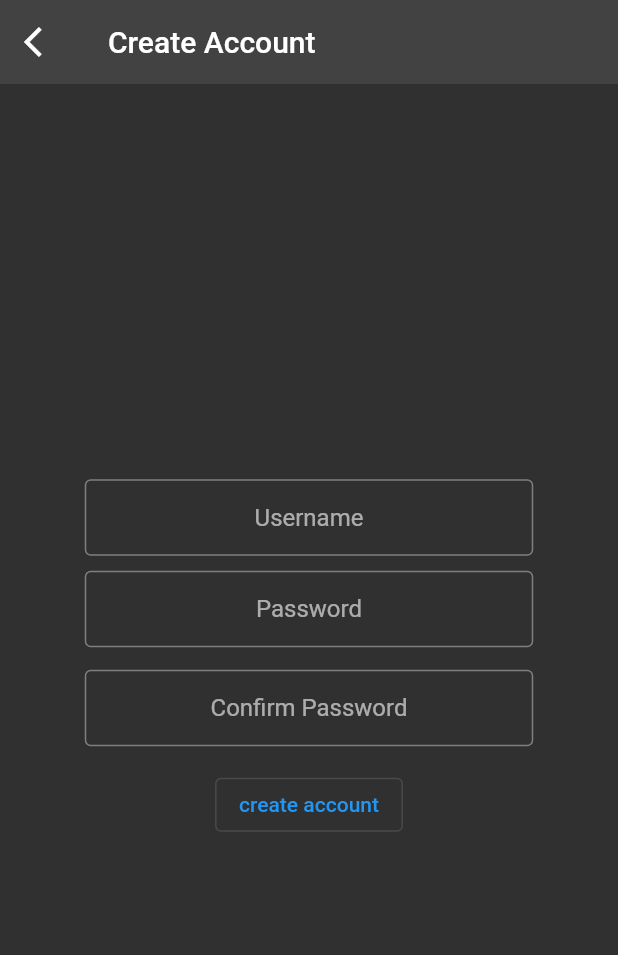
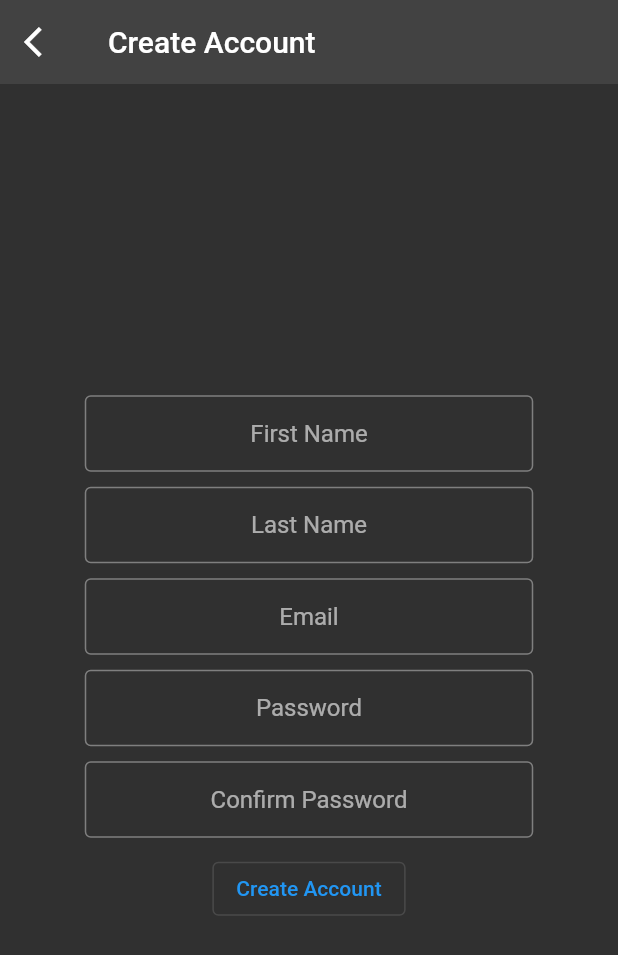
Before and after one commit to lmoyle1989/crowd_sourced_shopping_app, a Flutter app: the screen it shows after launch, after a tap on "register", on a phone screen of 412 x 824 dp. Shown: the top 955 px of the screen. Run offline on Flutter 3.47's test engine with Material 2 defaults, Android fonts, the phone set to English and light mode, and no system bars.

Commit message:
updated/refactored login/register screens

```diff
--- /dev/null
+++ b/flutter/lib/components/text_form_field.dart
@@ -0,0 +1,43 @@
+import 'package:flutter/material.dart';
+
+class TextFieldWidget extends StatelessWidget {
+  final TextEditingController controller;
+  final String fieldText;
+  final bool isObscure;
+  final double errorHeight;
+  final String? Function(String?) validator;
+
+  const TextFieldWidget({
+    Key? key,
+    required this.controller,
+    required this.fieldText,
+    required this.isObscure,
+    required this.errorHeight,
+    required this.validator
+  }) : super(key: key);
+
+  @override
+  Widget build(BuildContext context) {
+    return Center(
+      child:
+      Container(
+        padding: const EdgeInsets.all(5),
+        width: MediaQuery.of(context).size.width * .75,
+        child: TextFormField(
+          controller: controller,
+          obscureText: isObscure,
+          textAlign: TextAlign.center,
+          enableSuggestions: false,
+          autocorrect: false,
+          decoration: InputDecoration(
+            border: const OutlineInputBorder(),
+            hintText: fieldText,
+            isDense: true,
+            errorStyle: TextStyle(height: errorHeight)
+          ),
+          validator: validator
+        )
+      )
+    );
+  }
+}
--- a/flutter/lib/screens/login_screen.dart
+++ b/flutter/lib/screens/login_screen.dart
@@ -1,4 +1,5 @@
 import 'package:flutter/material.dart';
+import '/components/text_form_field.dart';
 
 class LoginPage extends StatefulWidget {
   LoginPage({Key? key}) : super(key: key);
@@ -11,7 +12,7 @@ class LoginPage extends StatefulWidget {
 
 class _LoginPageState extends State<LoginPage> {
   final _formKey = GlobalKey<FormState>();
-  final TextEditingController _username = TextEditingController();
+  final TextEditingController _email = TextEditingController();
   final TextEditingController _password = TextEditingController();
 
   @override
@@ -23,63 +24,28 @@ class _LoginPageState extends State<LoginPage> {
             mainAxisAlignment: MainAxisAlignment.center,
             crossAxisAlignment: CrossAxisAlignment.center,
             children: <Widget>[
-                  Center(
-                      child: Container(
-                          padding: const EdgeInsets.all(5),
-                          width: MediaQuery.of(context).size.width * .75,
-                          child: TextFormField(
-                            controller: _username,
-                            decoration: const InputDecoration(
-                              border: OutlineInputBorder(),
-                              hintText: 'Username',
-                              isDense: true,
+              TextFieldWidget(
+                controller: _email,
+                fieldText: 'Email',
+                isObscure: false,
+                errorHeight: 0.75,
+                validator: emailValidate
               ),
-                            textAlign: TextAlign.center,
-                            enableSuggestions: false,
-                            autocorrect: false,
-                            validator: (value) {
-                              if (value!.isEmpty) {
-                                return 'Please enter your username';
-                              }
-                            },
-                          ))),
-                  Center(
-                      child: Container(
-                          padding: const EdgeInsets.fromLTRB(5, 5, 5, 10),
-                          width: MediaQuery.of(context).size.width * .75,
-                          child: TextFormField(
+              TextFieldWidget(
                 controller: _password,
-                            obscureText: true,
-                            decoration: const InputDecoration(
-                                border: OutlineInputBorder(),
-                                hintText: 'Password',
-                                isDense: true),
-                            textAlign: TextAlign.center,
-                            enableSuggestions: false,
-                            autocorrect: false,
-                            validator: (value) {
-                              if (value!.isEmpty) {
-                                return 'Please enter your password';
-                              }
-                            },
-                          ))),
+                fieldText: 'Password',
+                isObscure: true,
+                errorHeight: 0.75,
+                validator: passwordValidate
+              ),
               Padding(
                 padding: const EdgeInsets.all(5),
                 child: OutlinedButton(
                   child: const Text('login'),
                   onPressed: () {
+                    //_formKey.currentState!.validate();
                     Navigator.of(context).pushNamed(
                       'main_tab_controller'); //placeholder until we get login working with a post request
-                          /*
-                          FocusManager.instance.primaryFocus?.unfocus();
-                          if (_formKey.currentState!.validate()) {
-                            ScaffoldMessenger.of(context).showSnackBar(
-                                const SnackBar(content: Text('Success')));
-                          } else {
-                            ScaffoldMessenger.of(context).showSnackBar(
-                                const SnackBar(content: Text('Try again')));
-                          }
-                          */
                   },
                 )),
               const Text('- or -'),
@@ -92,4 +58,19 @@ class _LoginPageState extends State<LoginPage> {
                   child: const Text('register')))
             ])));
   }
+
+  //validators
+  String? emailValidate(String? email) {
+    if (email!.isEmpty) {
+      return 'Please enter your email';
     }
+    return null;
+  }
+
+  String? passwordValidate(String? password) {
+    if (password!.isEmpty) {
+      return 'Please enter your password';
+    }
+    return null;
+  }
+}
--- a/flutter/lib/screens/register_screen.dart
+++ b/flutter/lib/screens/register_screen.dart
@@ -1,4 +1,5 @@
 import 'package:flutter/material.dart';
+import '/components/text_form_field.dart';
 
 class RegisterPage extends StatefulWidget {
   RegisterPage({Key? key}) : super(key: key);
@@ -11,7 +12,9 @@ class RegisterPage extends StatefulWidget {
 
 class _RegisterPageState extends State<RegisterPage> {
   final _formKey = GlobalKey<FormState>();
-  final TextEditingController _username = TextEditingController();
+  final TextEditingController _firstname = TextEditingController();
+  final TextEditingController _lastname = TextEditingController();
+  final TextEditingController _email = TextEditingController();
   final TextEditingController _password = TextEditingController();
   final TextEditingController _passwordConfirm = TextEditingController();
 
@@ -24,90 +27,89 @@ class _RegisterPageState extends State<RegisterPage> {
           onPressed: () => Navigator.of(context).pop()),
         title: const Text('Create Account'),
         elevation: 0),
-        body: Form(
+      body: Center(child: SingleChildScrollView(
+        child: Form(
           key: _formKey,
           child: Column(
             mainAxisAlignment: MainAxisAlignment.center,
             crossAxisAlignment: CrossAxisAlignment.center,
             children: <Widget>[
-                  Center(
-                      child: Container(
-                          padding: const EdgeInsets.all(5),
-                          width: MediaQuery.of(context).size.width * .75,
-                          child: TextFormField(
-                            controller: _username,
-                            textAlign: TextAlign.center,
-                            enableSuggestions: false,
-                            autocorrect: false,
-                            decoration: const InputDecoration(
-                              border: OutlineInputBorder(),
-                              hintText: 'Username',
-                              isDense: true,
+              TextFieldWidget(
+                controller: _firstname,
+                fieldText: 'First Name',
+                isObscure: false,
+                errorHeight: 0,
+                validator: nameValidate
               ),
-                            validator: (value) {
-                              if (value!.isEmpty) {
-                                return 'Please enter a username';
-                              } else if (value.length < 4) {
-                                return 'Username is too short';
-                              }
-                            },
-                          ))),
-                  Center(
-                      child: Container(
-                          padding: const EdgeInsets.fromLTRB(5, 5, 5, 10),
-                          width: MediaQuery.of(context).size.width * .75,
-                          child: TextFormField(
+              TextFieldWidget(
+                controller: _lastname,
+                fieldText: 'Last Name',
+                isObscure: false,
+                errorHeight: 0,
+                validator: nameValidate
+              ),
+              TextFieldWidget(
+                controller: _email,
+                fieldText: 'Email',
+                isObscure: false,
+                errorHeight: 0.75,
+                validator: emailValidate
+              ),
+              TextFieldWidget(
                 controller: _password,
-                              obscureText: true,
-                              textAlign: TextAlign.center,
-                              enableSuggestions: false,
-                              autocorrect: false,
-                              decoration: const InputDecoration(
-                                  border: OutlineInputBorder(),
-                                  hintText: 'Password',
-                                  isDense: true),
-                              validator: (value) {
-                                if (value!.isEmpty) {
-                                  return 'Please enter a password';
-                                }
-                              }))),
-                  Center(
-                      child: Container(
-                          padding: const EdgeInsets.fromLTRB(5, 5, 5, 10),
-                          width: MediaQuery.of(context).size.width * .75,
-                          child: TextFormField(
-                            obscureText: true,
+                fieldText: 'Password',
+                isObscure: true,
+                errorHeight: 0.75,
+                validator: passwordValidate
+              ),
+              TextFieldWidget(
                 controller: _passwordConfirm,
-                            decoration: const InputDecoration(
-                                border: OutlineInputBorder(),
-                                hintText: 'Confirm Password',
-                                isDense: true),
-                            textAlign: TextAlign.center,
-                            enableSuggestions: false,
-                            autocorrect: false,
-                            validator: (value) {
-                              if (value!.isEmpty) {
-                                return 'Please confirm password';
-                              } else if (value != _password.text) {
-                                return 'Not a Match';
-                              }
-                            },
-                          ))),
+                fieldText: 'Confirm Password',
+                isObscure: true,
+                errorHeight: 0.75,
+                validator: confirmPassValidate
+              ),
               Padding(
                 padding: const EdgeInsets.all(5),
                 child: OutlinedButton(
-                        child: const Text('create account'),
+                  child: const Text('Create Account'),
                   onPressed: () {
                     FocusManager.instance.primaryFocus?.unfocus();
-                          if (_formKey.currentState!.validate()) {
-                            ScaffoldMessenger.of(context).showSnackBar(
-                                const SnackBar(content: Text('Success')));
-                          } else {
-                            ScaffoldMessenger.of(context).showSnackBar(
-                                const SnackBar(content: Text('Try again')));
+                    _formKey.currentState!.validate();
+                  },
+                )
+              ),
+          ])))));
   }
-                        },
-                      )),
-                ])));
+
+  //validators
+  String? nameValidate(String? name) {
+    if (name!.isEmpty) {
+      return '';
+    }
+    return null;
+  }
+
+  String? emailValidate(String? email) {
+    if (email!.isEmpty) {
+      return 'Please enter an email';
+    }
+    return null;
+  }
+
+  String? passwordValidate(String? password) {
+    if (password!.isEmpty) {
+      return 'Please enter a password';
+    }
+    return null;
+  }
+
+  String? confirmPassValidate(String? confPass) {
+    if (confPass!.isEmpty) {
+      return 'Please confirm your password';
+    } else if (confPass != _password.text) {
+      return 'Passwords do not match';
+    }
+    return null;
   }
 }
```
Lines whose indentation alone changed are shown as unchanged.
